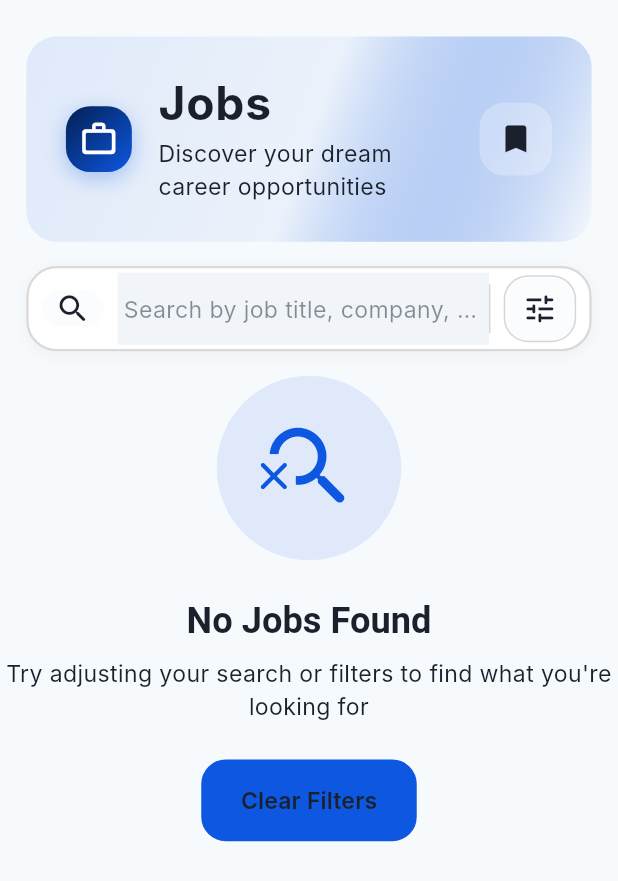
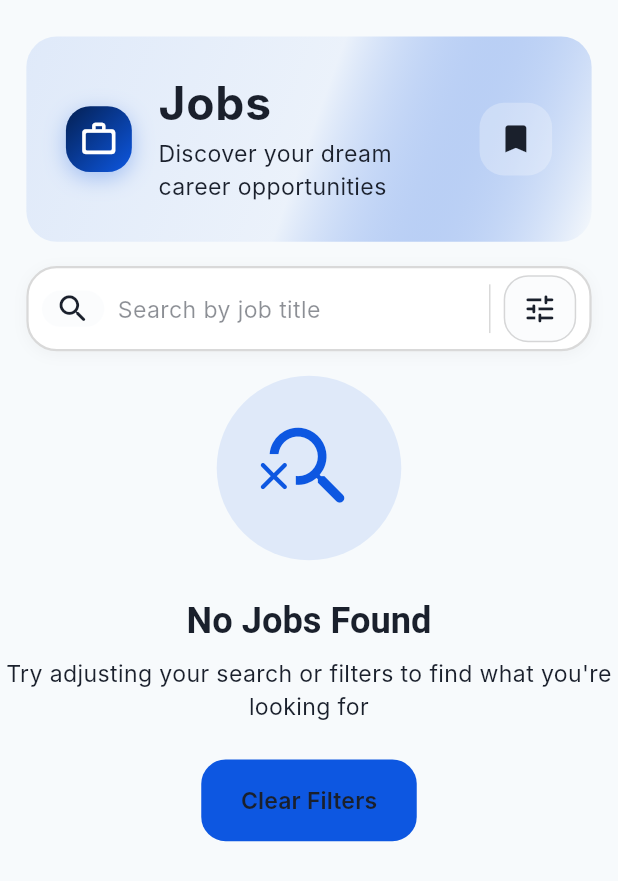
Before and after one commit to Fathi123-max/Tabashir-Monorepo, a Flutter app: the JobsView screen opened directly, on a phone screen of 412 x 824 dp. Shown: the top 881 px of the screen. Run offline on Flutter 3.47's test engine with Material 3 defaults, Android fonts, the phone set to English and light mode, and no system bars; our stand-ins replace cached_network_image, device_info_plus, dio, easy_localization, file_picker, firebase_analytics and 23 more; missing offline and left inert: flutter_stripe, onesignal_flutter, pdfx; accounts and stored records are empty; generated files the repository leaves out were written again; network calls fail; Roboto replaces fonts that are missing (Inter); statements that could not run were skipped; project files that could hold a hidden picture were left out.

Commit message:
refactor: update search input hint text, styling, and transparency in jobs screen

```diff
--- a/tabashir-mobile/lib/features/jobs/presentation/screens/jobs_screen.dart
+++ b/tabashir-mobile/lib/features/jobs/presentation/screens/jobs_screen.dart
@@ -627,11 +627,13 @@ class _JobsViewState extends State<JobsView> {
             child: TextField(
               controller: _searchController,
               decoration: InputDecoration(
-                hintText: 'Search by job title, company, or keywords...',
+                hintText: 'Search by job title',
                 border: InputBorder.none,
                 enabledBorder: InputBorder.none,
                 focusedBorder: InputBorder.none,
                 contentPadding: EdgeInsets.zero,
+                filled: false,
+                fillColor: Colors.transparent,
                 hintStyle: theme.textTheme.bodyMedium?.copyWith(
                   color: theme.colorScheme.onSurfaceVariant.withOpacity(0.5),
                   fontSize: 14.sp,
@@ -640,6 +642,7 @@ class _JobsViewState extends State<JobsView> {
               style: theme.textTheme.bodyLarge?.copyWith(
                 fontSize: 15.sp,
                 fontWeight: FontWeight.w500,
+                color: theme.colorScheme.onSurface,
               ),
               onChanged: (query) {
                 context.read<JobsCubit>().updateSearchQuery(query);
```
